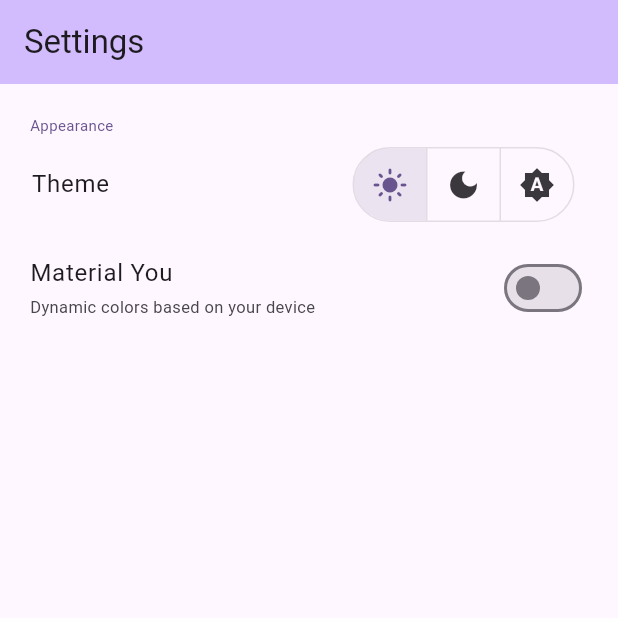
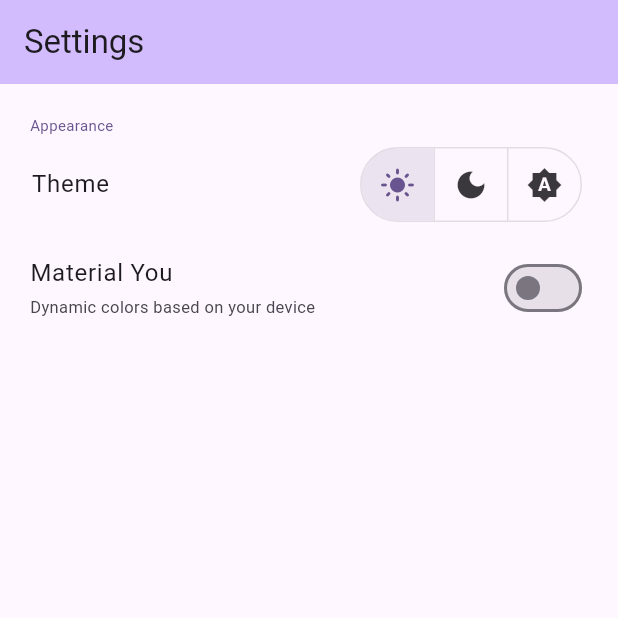
Before and after one commit to JerryMountak/pizza-calc, a Flutter app: the screen it shows after launch, item 3 of the bottom bar chosen, on a phone screen of 412 x 824 dp, the top half of it. Run offline on Flutter 3.47's test engine with Material 3 defaults, Android fonts, the phone set to English and light mode, and no system bars; drawn by our look-alikes of dynamic_color; our stand-ins replace sqflite, sqflite_common_ffi; accounts and stored records are empty.

Commit message:
Update theme.dart
- Styling Changes

```diff
--- a/lib/utils/theme.dart
+++ b/lib/utils/theme.dart
@@ -69,7 +69,7 @@ class _ThemeSelectorState extends State<ThemeSelector> {
     return Consumer<ThemeProvider>(
       builder: (context, themeProvider, child) {
         return Padding(
-          padding: const EdgeInsets.all(5.0),
+          padding: const EdgeInsets.fromLTRB(5.0, 5.0, 0.0, 5.0),
           child: ListTile(
             title: const Text('Theme'),
             trailing: ToggleButtons(
```
